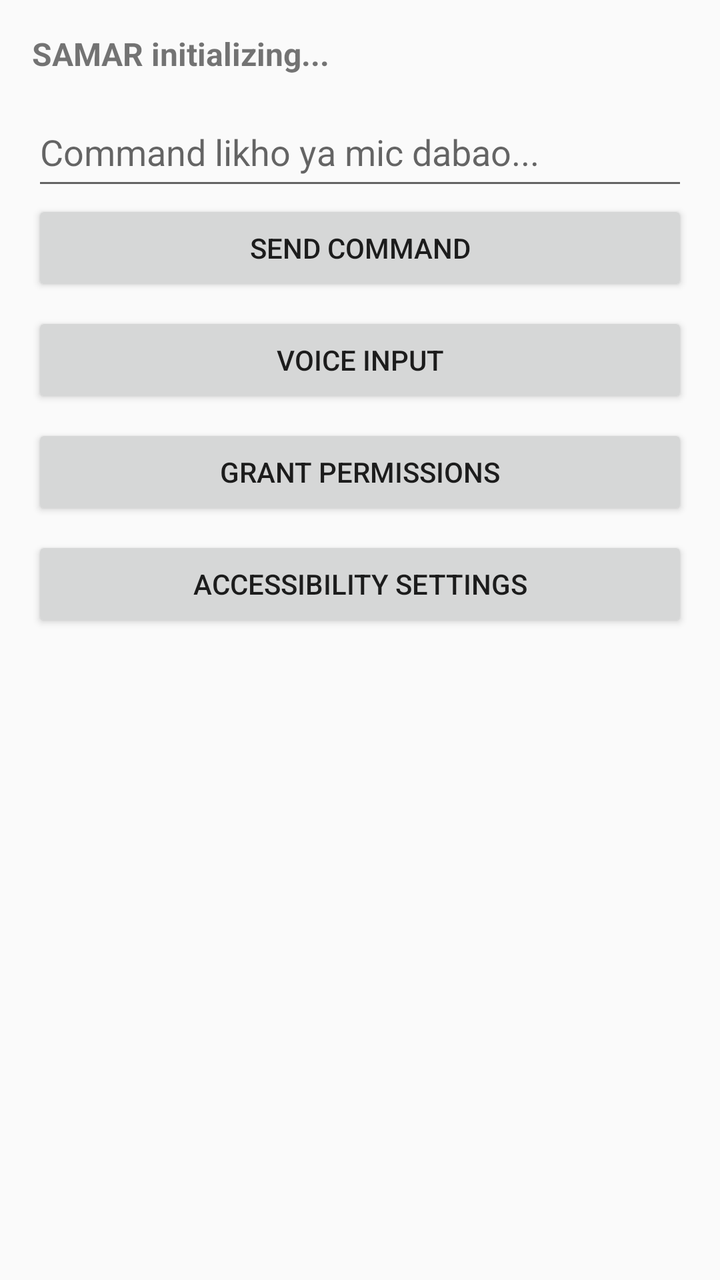
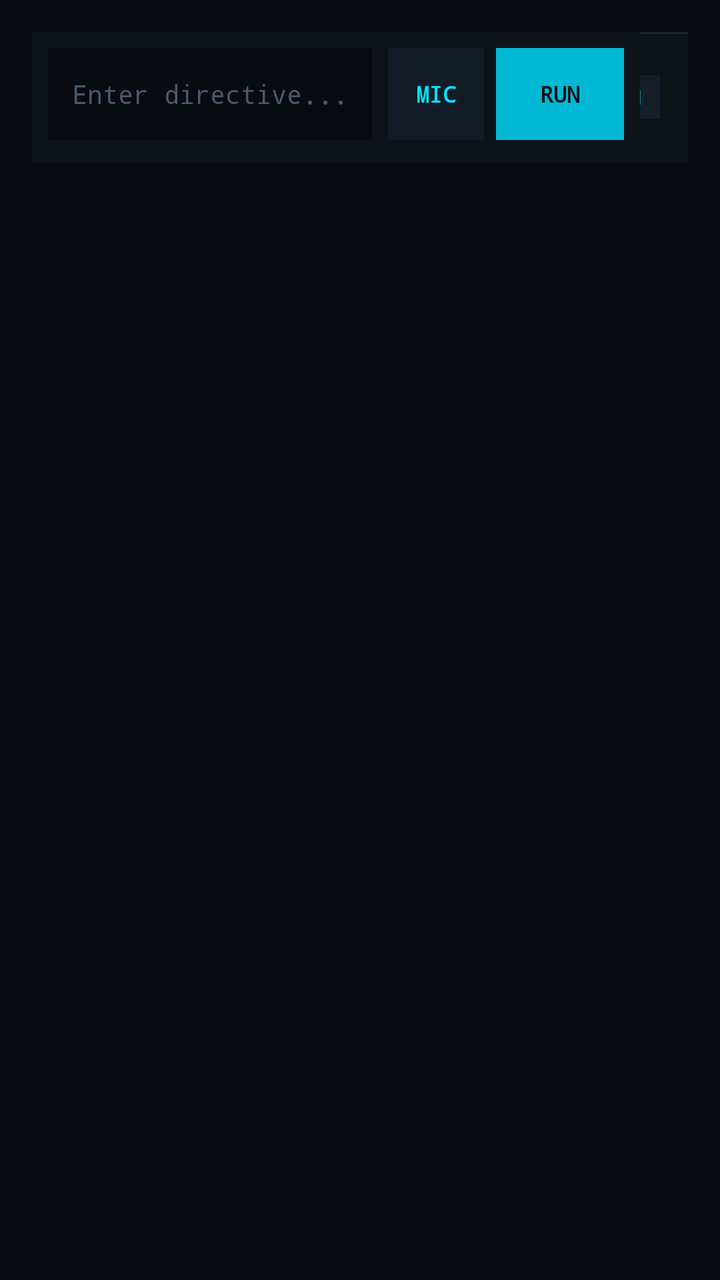

Compare the two renders of this Android layout. The source of the first and the diff that turns it into the second are given below.
<!-- AndroidManifest.xml: application theme Theme.AppCompat.DayNight.NoActionBar -->
<!-- res/layout/activity_main.xml -->
<?xml version="1.0" encoding="utf-8"?>
<ScrollView xmlns:android="http://schemas.android.com/apk/res/android"
    android:layout_width="match_parent"
    android:layout_height="match_parent"
    android:padding="16dp">

    <LinearLayout
        android:layout_width="match_parent"
        android:layout_height="wrap_content"
        android:orientation="vertical">

        <TextView
            android:id="@+id/tvStatus"
            android:layout_width="match_parent"
            android:layout_height="wrap_content"
            android:paddingBottom="16dp"
            android:text="SAMAR initializing..."
            android:textSize="16sp"
            android:textStyle="bold" />

        <EditText
            android:id="@+id/etCommand"
            android:layout_width="match_parent"
            android:layout_height="wrap_content"
            android:hint="Command likho ya mic dabao..."
            android:inputType="text"
            android:paddingBottom="12dp" />

        <Button
            android:id="@+id/btnSend"
            android:layout_width="match_parent"
            android:layout_height="wrap_content"
            android:text="Send Command" />

        <Button
            android:id="@+id/btnVoice"
            android:layout_width="match_parent"
            android:layout_height="wrap_content"
            android:layout_marginTop="8dp"
            android:text="Voice Input" />

        <Button
            android:id="@+id/btnPermissions"
            android:layout_width="match_parent"
            android:layout_height="wrap_content"
            android:layout_marginTop="8dp"
            android:text="Grant Permissions" />

        <Button
            android:id="@+id/btnAccessibility"
            android:layout_width="match_parent"
            android:layout_height="wrap_content"
            android:layout_marginTop="8dp"
            android:text="Accessibility Settings" />

    </LinearLayout>
</ScrollView>
<!-- resources referenced by this layout -->
<resources>

</resources>

<!-- the commit's change to res/layout/activity_main.xml (unified diff, before → after) -->
@@ -1,57 +1,289 @@
 <?xml version="1.0" encoding="utf-8"?>
-<ScrollView xmlns:android="http://schemas.android.com/apk/res/android"
+<androidx.constraintlayout.widget.ConstraintLayout
+    xmlns:android="http://schemas.android.com/apk/res/android"
+    xmlns:app="http://schemas.android.com/apk/res/android-auto-compat"
+    xmlns:tools="http://schemas.android.com/tools"
+    android:id="@+id/hudRoot"
     android:layout_width="match_parent"
     android:layout_height="match_parent"
-    android:padding="16dp">
-
-    <LinearLayout
-        android:layout_width="match_parent"
+    android:background="#080B0F"
+    android:padding="16dp"
+    tools:context=".MainActivity">
+
+    
+    <LinearLayout
+        android:id="@+id/topTelemetryBar"
+        android:layout_width="0dp"
         android:layout_height="wrap_content"
-        android:orientation="vertical">
+        android:background="#0E131A"
+        android:gravity="center_vertical"
+        android:orientation="horizontal"
+        android:paddingHorizontal="14dp"
+        android:paddingVertical="10dp"
+        app:layout_constraintEnd_toEndOf="parent"
+        app:layout_constraintStart_toStartOf="parent"
+        app:layout_constraintTop_toTopOf="parent">
+
+        <View
+            android:id="@+id/statusPulseDot"
+            android:layout_width="8dp"
+            android:layout_height="8dp"
+            android:layout_marginEnd="10dp"
+            android:background="#00E5FF" />
+
+        <LinearLayout
+            android:layout_width="0dp"
+            android:layout_height="wrap_content"
+            android:layout_weight="1"
+            android:orientation="vertical">
+
+            <TextView
+                android:id="@+id/hudTitleText"
+                android:layout_width="wrap_content"
+                android:layout_height="wrap_content"
+                android:fontFamily="monospace"
+                android:letterSpacing="0.16"
+                android:text="SAMAR // TACTICAL HUD"
+                android:textColor="#E6F1FF"
+                android:textSize="13sp"
+                android:textStyle="bold" />
+
+            <TextView
+                android:id="@+id/hudSubStatusText"
+                android:layout_width="wrap_content"
+                android:layout_height="wrap_content"
+                android:layout_marginTop="2dp"
+                android:fontFamily="monospace"
+                android:letterSpacing="0.08"
+                android:text="CORE ONLINE  |  ACCESSIBILITY: STANDBY"
+                android:textColor="#7D8FA3"
+                android:textSize="10sp" />
+        </LinearLayout>
 
         <TextView
-            android:id="@+id/tvStatus"
-            android:layout_width="match_parent"
-            android:layout_height="wrap_content"
-            android:paddingBottom="16dp"
-            android:text="SAMAR initializing..."
-            android:textSize="16sp"
+            android:id="@+id/hudModeTag"
+            android:layout_width="wrap_content"
+            android:layout_height="wrap_content"
+            android:background="#151D28"
+            android:fontFamily="monospace"
+            android:paddingHorizontal="8dp"
+            android:paddingVertical="4dp"
+            android:text="V.01"
+            android:textColor="#00E5FF"
+            android:textSize="10sp"
             android:textStyle="bold" />
+    </LinearLayout>
+
+    
+    <View
+        android:id="@+id/topDivider"
+        android:layout_width="0dp"
+        android:layout_height="1dp"
+        android:layout_marginTop="12dp"
+        android:background="#1D2733"
+        app:layout_constraintEnd_toEndOf="parent"
+        app:layout_constraintStart_toStartOf="parent"
+        app:layout_constraintTop_toBottomOf="@id/topTelemetryBar" />
+
+    
+    <LinearLayout
+        android:id="@+id/hudMonitorPanel"
+        android:layout_width="0dp"
+        android:layout_height="0dp"
+        android:layout_marginVertical="14dp"
+        android:background="#0C1016"
+        android:orientation="vertical"
+        android:padding="16dp"
+        app:layout_constraintBottom_toTopOf="@id/quickActionStrip"
+        app:layout_constraintEnd_toEndOf="parent"
+        app:layout_constraintStart_toStartOf="parent"
+        app:layout_constraintTop_toBottomOf="@id/topDivider">
+
+        
+        <LinearLayout
+            android:layout_width="match_parent"
+            android:layout_height="wrap_content"
+            android:gravity="center_vertical"
+            android:orientation="horizontal">
+
+            <TextView
+                android:layout_width="0dp"
+                android:layout_height="wrap_content"
+                android:layout_weight="1"
+                android:fontFamily="monospace"
+                android:letterSpacing="0.12"
+                android:text="[ TELEMETRY &amp; RESPONSE STREAM ]"
+                android:textColor="#4FA3B8"
+                android:textSize="10sp" />
+
+            <TextView
+                android:id="@+id/hudLatencyText"
+                android:layout_width="wrap_content"
+                android:layout_height="wrap_content"
+                android:fontFamily="monospace"
+                android:text="00ms"
+                android:textColor="#58697D"
+                android:textSize="10sp" />
+        </LinearLayout>
+
+        <View
+            android:layout_width="match_parent"
+            android:layout_height="1dp"
+            android:layout_marginTop="10dp"
+            android:layout_marginBottom="14dp"
+            android:background="#161F2A" />
+
+        
+        <ScrollView
+            android:id="@+id/hudScrollView"
+            android:layout_width="match_parent"
+            android:layout_height="0dp"
+            android:layout_weight="1"
+            android:overScrollMode="never"
+            android:scrollbars="none">
+
+            <LinearLayout
+                android:layout_width="match_parent"
+                android:layout_height="wrap_content"
+                android:orientation="vertical">
+
+                <TextView
+                    android:id="@+id/hudLastCommandText"
+                    android:layout_width="match_parent"
+                    android:layout_height="wrap_content"
+                    android:fontFamily="monospace"
+                    android:text="> AWAITING INPUT"
+                    android:textColor="#6B7E93"
+                    android:textSize="11sp" />
+
+                <TextView
+                    android:id="@+id/hudResponseText"
+                    android:layout_width="match_parent"
+                    android:layout_height="wrap_content"
+                    android:layout_marginTop="12dp"
+                    android:fontFamily="sans-serif"
+                    android:lineSpacingExtra="5dp"
+                    android:text="SAMAR online. Try not to break the interface before we even start."
+                    android:textColor="#E6F1FF"
+                    android:textSize="16sp" />
+            </LinearLayout>
+        </ScrollView>
+
+        
+        <View
+            android:layout_width="match_parent"
+            android:layout_height="1dp"
+            android:layout_marginTop="10dp"
+            android:layout_marginBottom="8dp"
+            android:background="#161F2A" />
+
+        <TextView
+            android:id="@+id/hudActionLogText"
+            android:layout_width="match_parent"
+            android:layout_height="wrap_content"
+            android:ellipsize="end"
+            android:fontFamily="monospace"
+            android:maxLines="1"
+            android:text="SYS.LOG: HUD initialized // zero widgets"
+            android:textColor="#475669"
+            android:textSize="10sp" />
+    </LinearLayout>
+
+    
+    <LinearLayout
+        android:id="@+id/quickActionStrip"
+        android:layout_width="0dp"
+        android:layout_height="wrap_content"
+        android:layout_marginBottom="10dp"
+        android:gravity="center_vertical"
+        android:orientation="horizontal"
+        app:layout_constraintBottom_toTopOf="@id/commandDeck"
+        app:layout_constraintEnd_toEndOf="parent"
+        app:layout_constraintStart_toStartOf="parent">
+
+        <Button
+            android:id="@+id/btnAccessibility"
+            android:layout_width="0dp"
+            android:layout_height="40dp"
+            android:layout_marginEnd="6dp"
+            android:layout_weight="1"
+            android:background="#101720"
+            android:fontFamily="monospace"
+            android:letterSpacing="0.08"
+            android:text="ACCESSIBILITY"
+            android:textAllCaps="true"
+            android:textColor="#00E5FF"
+            android:textSize="11sp" />
+
+        <Button
+            android:id="@+id/btnClearHud"
+            android:layout_width="0dp"
+            android:layout_height="40dp"
+            android:layout_marginStart="6dp"
+            android:layout_weight="1"
+            android:background="#101720"
+            android:fontFamily="monospace"
+            android:letterSpacing="0.08"
+            android:text="CLEAR LOG"
+            android:textAllCaps="true"
+            android:textColor="#8FA3B8"
+            android:textSize="11sp" />
+    </LinearLayout>
+
+    
+    <LinearLayout
+        android:id="@+id/commandDeck"
+        android:layout_width="0dp"
+        android:layout_height="wrap_content"
+        android:background="#0E131A"
+        android:gravity="center_vertical"
+        android:orientation="horizontal"
+        android:padding="8dp"
+        app:layout_constraintBottom_toBottomOf="parent"
+        app:layout_constraintEnd_toEndOf="parent"
+        app:layout_constraintStart_toStartOf="parent">
 
         <EditText
-            android:id="@+id/etCommand"
-            android:layout_width="match_parent"
-            android:layout_height="wrap_content"
-            android:hint="Command likho ya mic dabao..."
-            android:inputType="text"
-            android:paddingBottom="12dp" />
-
-        <Button
-            android:id="@+id/btnSend"
-            android:layout_width="match_parent"
-            android:layout_height="wrap_content"
-            android:text="Send Command" />
-
-        <Button
-            android:id="@+id/btnVoice"
-            android:layout_width="match_parent"
-            android:layout_height="wrap_content"
-            android:layout_marginTop="8dp"
-            android:text="Voice Input" />
-
-        <Button
-            android:id="@+id/btnPermissions"
-            android:layout_width="match_parent"
-            android:layout_height="wrap_content"
-            android:layout_marginTop="8dp"
-            android:text="Grant Permissions" />
-
-        <Button
-            android:id="@+id/btnAccessibility"
-            android:layout_width="match_parent"
-            android:layout_height="wrap_content"
-            android:layout_marginTop="8dp"
-            android:text="Accessibility Settings" />
-
-    </LinearLayout>
-</ScrollView>
+            android:id="@+id/hudCommandInput"
+            android:layout_width="0dp"
+            android:layout_height="46dp"
+            android:layout_marginEnd="8dp"
+            android:layout_weight="1"
+            android:background="#080B0F"
+            android:fontFamily="monospace"
+            android:hint="Enter directive..."
+            android:imeOptions="actionSend"
+            android:inputType="textCapSentences"
+            android:paddingHorizontal="12dp"
+            android:singleLine="true"
+            android:textColor="#E6F1FF"
+            android:textColorHint="#4A5A6D"
+            android:textSize="13sp" />
+
+        <Button
+            android:id="@+id/btnMicTrigger"
+            android:layout_width="48dp"
+            android:layout_height="46dp"
+            android:layout_marginEnd="6dp"
+            android:background="#131C26"
+            android:fontFamily="monospace"
+            android:padding="0dp"
+            android:text="MIC"
+            android:textColor="#00E5FF"
+            android:textSize="11sp"
+            android:textStyle="bold" />
+
+        <Button
+            android:id="@+id/btnSendCommand"
+            android:layout_width="64dp"
+            android:layout_height="46dp"
+            android:background="#00B8D4"
+            android:fontFamily="monospace"
+            android:padding="0dp"
+            android:text="RUN"
+            android:textColor="#06090D"
+            android:textSize="11sp"
+            android:textStyle="bold" />
+    </LinearLayout>
+
+</androidx.constraintlayout.widget.ConstraintLayout>
